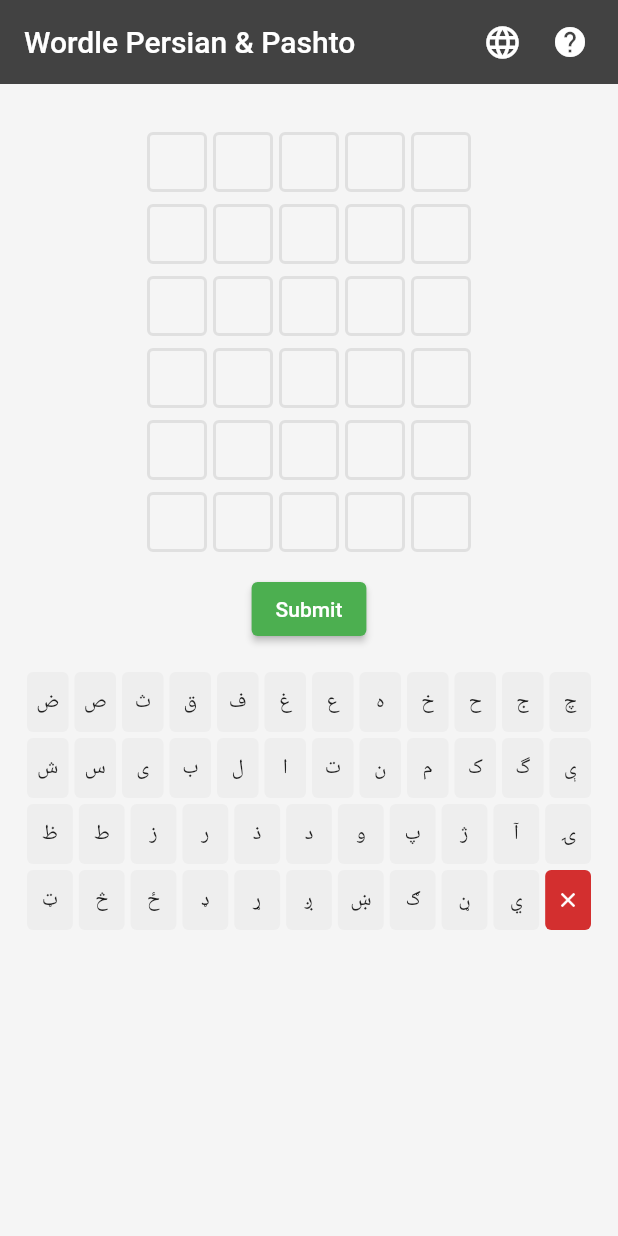
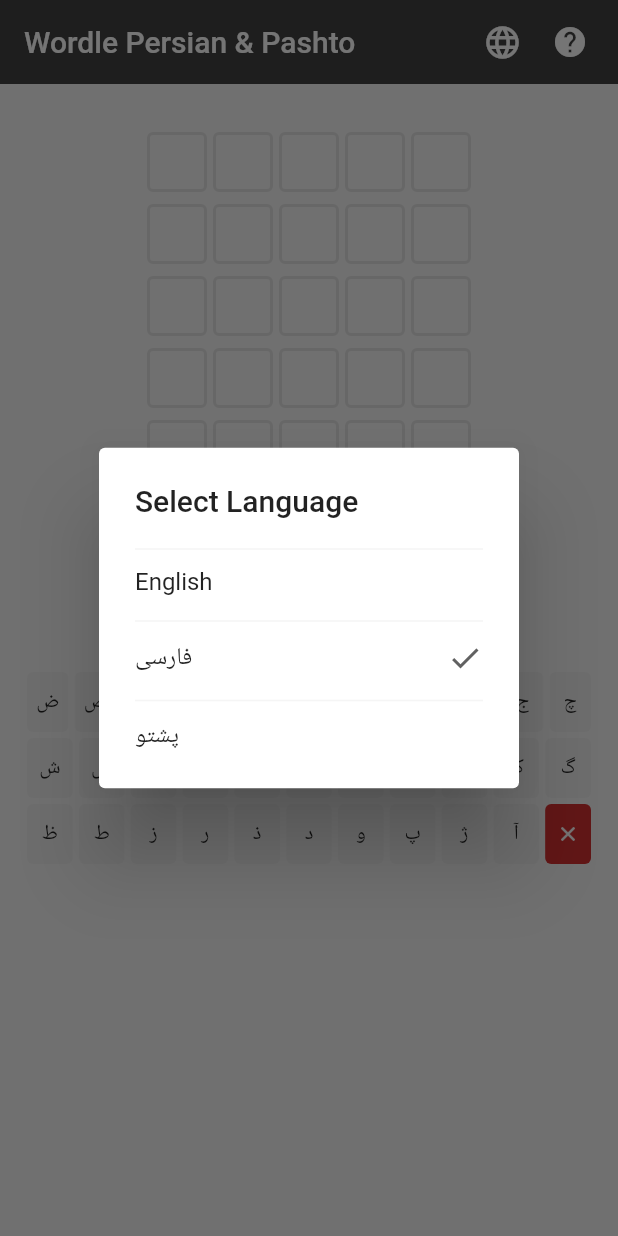
Before and after one commit to matiullah-karimi/wordle_fa_pa, a Flutter app: the screen it shows after launch, after a tap on the "language" icon, on a phone screen of 412 x 824 dp. Run offline on Flutter 3.47's test engine with Material 2 defaults, Android fonts, the phone set to English and light mode, and no system bars; our stand-ins replace google_mobile_ads; network calls fail.

Commit message:
Add language dialog

```diff
--- a/lib/main.dart
+++ b/lib/main.dart
@@ -7,6 +7,7 @@
 import 'package:wordle_fa_pa/widgets/keyboard.dart';
 import 'package:wordle_fa_pa/widgets/flash_message.dart';
 import 'package:wordle_fa_pa/ads/rewarded_ad.dart';
+import 'package:wordle_fa_pa/widgets/language_dialog.dart';
 
 void main() async {
   WidgetsFlutterBinding.ensureInitialized();
@@ -80,15 +81,17 @@
   }
 
   void changeLanguage() {
-    setState(() {
-      if (language == AppLang.english) {
-        language = AppLang.persian;
-      } else {
-        language = AppLang.pashto;
-      }
-    });
-
-    clearState();
+    LanguageDialog(
+      onItemClicked: (lang) {
+        setState(() {
+          language = lang;
+        });
+        clearState();
+      },
+      context: context,
+      currentLang: language,
+    ).show();
+    // clearState();
   }
 
   void onDelete() {
--- a/lib/types/enum_types.dart
+++ b/lib/types/enum_types.dart
@@ -2,3 +2,16 @@
 enum MessageType { error, success, info, warning }
 enum CharStatus { absent, present, correct }
 enum AppLang { english, persian, pashto }
+
+extension AppLangExtension on AppLang {
+  String get text {
+    switch (this) {
+      case AppLang.english:
+        return 'English';
+      case AppLang.persian:
+        return 'فارسی';
+      default:
+        return 'پشتو';
+    }
+  }
+}
--- /dev/null
+++ b/lib/widgets/language_dialog.dart
@@ -0,0 +1,81 @@
+import 'package:flutter/material.dart';
+import 'package:wordle_fa_pa/types/enum_types.dart';
+
+class LanguageDialog {
+  final Function(AppLang lang) onItemClicked;
+  final BuildContext context;
+  final AppLang currentLang;
+
+  LanguageDialog({
+    required this.onItemClicked,
+    required this.context,
+    required this.currentLang,
+  });
+
+  Future<void> show() async {
+    switch (await showDialog<AppLang>(
+        context: context,
+        builder: (BuildContext context) {
+          return SimpleDialog(
+            title: const Text('Select Language'),
+            children: <Widget>[
+              SimpleDialogOption(
+                onPressed: () => _onItemClicked(AppLang.english),
+                child: _buildItem(AppLang.english),
+              ),
+              SimpleDialogOption(
+                onPressed: () => _onItemClicked(AppLang.persian),
+                child: _buildItem(AppLang.persian),
+              ),
+              SimpleDialogOption(
+                onPressed: () => _onItemClicked(AppLang.pashto),
+                child: _buildItem(AppLang.pashto),
+              ),
+            ],
+          );
+        })) {
+      case AppLang.english:
+        // Let's go.
+        // ...
+        break;
+      case AppLang.persian:
+        // ...
+        break;
+      case null:
+        // dialog dismissed
+        break;
+      case AppLang.pashto:
+        // TODO: Handle this case.
+        break;
+    }
+  }
+
+  Container _buildItem(AppLang lang) {
+    return Container(
+      padding: const EdgeInsets.only(top: 12),
+      decoration: BoxDecoration(
+          border: Border(
+        top: BorderSide(
+          width: 1,
+          color: Colors.grey.shade100,
+        ),
+      )),
+      child: Row(
+        mainAxisAlignment: MainAxisAlignment.spaceBetween,
+        children: [
+          Text(lang.text),
+          if (currentLang == lang)
+            Icon(
+              Icons.check,
+              color: Colors.grey.shade700,
+            ),
+        ],
+      ),
+    );
+  }
+
+  _onItemClicked(AppLang lang) {
+    onItemClicked(lang);
+    Navigator.pop(context);
+  }
+}
```
